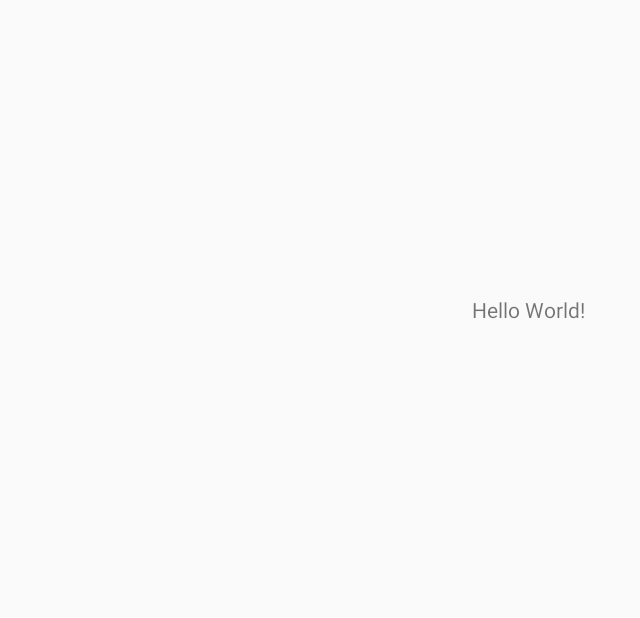
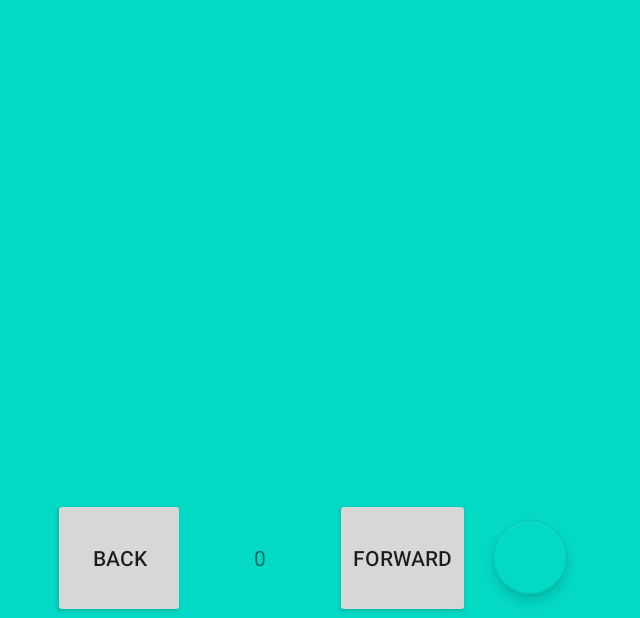
Before and after one commit to Porvil/Algoizer, an Android app: the screen it shows after launch (HomeActivity before the commit, MergeSortActivity after it), on a phone screen of 824 x 412 dp (held sideways). Before the commit the part shown is almost empty. Shown: the whole screen, without its empty margins (90-730 px from the left). Run offline under Robolectric (Android 15) with nearby library versions, the phone set to English and light mode, and no system bars.

Commit message:
Base Layout Added with DrawerLayout

```diff
--- a/app/build.gradle
+++ b/app/build.gradle
@@ -24,5 +24,10 @@ dependencies {
     implementation fileTree(dir: "libs", include: ["*.jar"])
     implementation 'androidx.appcompat:appcompat:1.2.0'
     implementation 'androidx.constraintlayout:constraintlayout:2.0.1'
+    implementation 'com.google.android.material:material:1.2.1'
+
+    implementation 'androidx.navigation:navigation-fragment:2.3.0'
+    implementation 'androidx.navigation:navigation-ui:2.3.0'
+    implementation 'androidx.lifecycle:lifecycle-extensions:2.2.0'
 
 }
--- a/app/src/main/AndroidManifest.xml
+++ b/app/src/main/AndroidManifest.xml
@@ -13,11 +13,11 @@
         <activity
             android:name=".algorithms.sorting.merge.MergeSortActivity"
             android:screenOrientation="sensorLandscape">
-            <!--            <intent-filter>-->
-            <!--                <action android:name="android.intent.action.MAIN" />-->
+                        <intent-filter>
+                            <action android:name="android.intent.action.MAIN" />
 
-            <!--                <category android:name="android.intent.category.LAUNCHER" />-->
-            <!--            </intent-filter>-->
+                            <category android:name="android.intent.category.LAUNCHER" />
+                        </intent-filter>
         </activity>
 
         <activity
@@ -33,10 +33,10 @@
             android:name=".runapp.HomeActivity"
             android:screenOrientation="sensorLandscape">
 
-            <intent-filter>
-                <action android:name="android.intent.action.MAIN" />
-                <category android:name="android.intent.category.LAUNCHER" />
-            </intent-filter>
+<!--            <intent-filter>-->
+<!--                <action android:name="android.intent.action.MAIN" />-->
+<!--                <category android:name="android.intent.category.LAUNCHER" />-->
+<!--            </intent-filter>-->
         </activity>
     </application>
 
--- a/app/src/main/java/com/iiitd/dsavisualizer/algorithms/sorting/merge/MergeSortActivity.java
+++ b/app/src/main/java/com/iiitd/dsavisualizer/algorithms/sorting/merge/MergeSortActivity.java
@@ -1,15 +1,146 @@
 package com.iiitd.dsavisualizer.algorithms.sorting.merge;
 
+import androidx.annotation.NonNull;
 import androidx.appcompat.app.AppCompatActivity;
+import androidx.drawerlayout.widget.DrawerLayout;
 
 import android.os.Bundle;
+import android.view.Gravity;
+import android.view.MotionEvent;
+import android.view.View;
+import android.view.ViewStub;
+import android.widget.Button;
+import android.widget.LinearLayout;
+import android.widget.SeekBar;
+import android.widget.TextView;
+
+import com.google.android.material.floatingactionbutton.FloatingActionButton;
 import com.iiitd.dsavisualizer.R;
 
+
 public class MergeSortActivity extends AppCompatActivity {
+
+    DrawerLayout dl_main;
+    View v_main;
+    ViewStub vs_main;
+    LinearLayout ll_menu;
+    LinearLayout ll_code;
+    Button btn_backward;
+    Button btn_forward;
+    TextView tv_seqno;
+    FloatingActionButton fab_menubutton;
+
+    SeekBar seekBar;
+
 
     @Override
     protected void onCreate(Bundle savedInstanceState) {
         super.onCreate(savedInstanceState);
-        setContentView(R.layout.activity_merge_sort);
+        setContentView(R.layout.layout_base);
+
+        seekBar = findViewById(R.id.seekBar);
+        dl_main = findViewById(R.id.dl_main);
+        vs_main = findViewById(R.id.vs_main);
+        vs_main.setLayoutResource(R.layout.activity_merge_sort);
+        v_main = vs_main.inflate();
+
+        ll_menu = v_main.findViewById(R.id.ll_menu);
+        ll_code = v_main.findViewById(R.id.ll_code);
+        btn_backward = v_main.findViewById(R.id.btn_backward);
+        btn_forward = v_main.findViewById(R.id.btn_forward);
+        tv_seqno = v_main.findViewById(R.id.tv_seqno);
+        fab_menubutton = v_main.findViewById(R.id.fab_menubutton);
+
+
+        btn_backward.setOnClickListener(new View.OnClickListener() {
+            @Override
+            public void onClick(View v) {
+                System.out.println("backward");
+            }
+        });
+
+        btn_forward.setOnClickListener(new View.OnClickListener() {
+            @Override
+            public void onClick(View v) {
+                System.out.println("forward");
+            }
+        });
+
+        fab_menubutton.setOnClickListener(new View.OnClickListener() {
+            @Override
+            public void onClick(View v) {
+                if(!dl_main.isOpen()) {
+                    dl_main.openDrawer(Gravity.RIGHT);
+                }
+            }
+        });
+
+        dl_main.addDrawerListener(new DrawerLayout.DrawerListener() {
+            @Override
+            public void onDrawerSlide(@NonNull View drawerView, float slideOffset){}
+
+            @Override
+            public void onDrawerOpened(@NonNull View drawerView){}
+
+            @Override
+            public void onDrawerClosed(@NonNull View drawerView){}
+
+            @Override
+            public void onDrawerStateChanged(int newState) {
+                if (newState == DrawerLayout.STATE_SETTLING) {
+                    if (!dl_main.isDrawerOpen(Gravity.RIGHT)) {
+                        // Drawer started opening
+                        fab_menubutton.setVisibility(View.INVISIBLE);
+                    } else {
+                        // Drawer started closing
+                        fab_menubutton.setVisibility(View.VISIBLE);
+                    }
+                }
+            }
+        });
+
+        seekBar.setOnTouchListener(new SeekBar.OnTouchListener() {
+            @Override
+            public boolean onTouch(View v, MotionEvent event) {
+                int action = event.getAction();
+                switch (action) {
+
+                    case MotionEvent.ACTION_DOWN:
+                        // Disallow Drawer to intercept touch events.
+                        // v.getParent().requestDisallowInterceptTouchEvent(true);
+                        dl_main.setDrawerLockMode(DrawerLayout.LOCK_MODE_LOCKED_OPEN);
+                        break;
+
+                    case MotionEvent.ACTION_UP:
+                    case MotionEvent.ACTION_CANCEL:
+                        // Allow Drawer to intercept touch events.
+                        // v.getParent().requestDisallowInterceptTouchEvent(false);
+                        dl_main.setDrawerLockMode(DrawerLayout.LOCK_MODE_UNDEFINED);
+                        break;
+                }
+
+                // Handle SeekBar touch events.
+                v.onTouchEvent(event);
+                return true;
+            }
+        });
+
+        seekBar.setOnSeekBarChangeListener(new SeekBar.OnSeekBarChangeListener() {
+            @Override
+            public void onProgressChanged(SeekBar seekBar, int progress, boolean fromUser) {
+                System.out.println(progress);
+            }
+
+            @Override
+            public void onStartTrackingTouch(SeekBar seekBar) {
+
+            }
+
+            @Override
+            public void onStopTrackingTouch(SeekBar seekBar) {
+
+            }
+        });
+
     }
 }
--- a/app/src/main/res/layout-land/activity_merge_sort.xml
+++ b/app/src/main/res/layout-land/activity_merge_sort.xml
@@ -1,10 +1,80 @@
 <?xml version="1.0" encoding="utf-8"?>
-<androidx.constraintlayout.widget.ConstraintLayout xmlns:android="http://schemas.android.com/apk/res/android"
+<LinearLayout xmlns:android="http://schemas.android.com/apk/res/android"
     xmlns:app="http://schemas.android.com/apk/res-auto"
     xmlns:tools="http://schemas.android.com/tools"
     android:layout_width="match_parent"
     android:layout_height="match_parent"
+    android:baselineAligned="false"
     tools:context=".algorithms.sorting.merge.MergeSortActivity"
     tools:ignore="MissingDefaultResource">
 
-</androidx.constraintlayout.widget.ConstraintLayout>
+    <androidx.constraintlayout.widget.ConstraintLayout
+        android:id="@+id/ll_maincontainer"
+        android:layout_width="0dp"
+        android:layout_height="match_parent"
+        android:layout_weight="2">
+
+        <LinearLayout
+            android:id="@+id/ll_anim"
+            android:layout_width="match_parent"
+            android:layout_height="0dp"
+            android:orientation="horizontal"
+            app:layout_constraintBottom_toTopOf="@+id/ll_animcontrols"
+            app:layout_constraintEnd_toEndOf="parent"
+            app:layout_constraintStart_toStartOf="parent"
+            app:layout_constraintTop_toTopOf="parent">
+
+        </LinearLayout>
+
+        <LinearLayout
+            android:id="@+id/ll_animcontrols"
+            android:layout_width="match_parent"
+            android:layout_height="80dp"
+            android:gravity="center"
+            android:orientation="horizontal"
+            app:layout_constraintBottom_toBottomOf="parent"
+            app:layout_constraintEnd_toEndOf="parent"
+            app:layout_constraintStart_toStartOf="parent"
+            app:layout_constraintTop_toBottomOf="@+id/ll_anim">
+
+            <Button
+                android:id="@+id/btn_backward"
+                android:layout_width="wrap_content"
+                android:layout_height="match_parent"
+                android:text="Back" />
+
+            <TextView
+                android:id="@+id/tv_seqno"
+                android:layout_width="100dp"
+                android:layout_height="match_parent"
+                android:gravity="center"
+                android:text="0" />
+
+            <Button
+                android:id="@+id/btn_forward"
+                android:layout_width="wrap_content"
+                android:layout_height="match_parent"
+                android:text="Forward" />
+
+            <com.google.android.material.floatingactionbutton.FloatingActionButton
+                android:id="@+id/fab_menubutton"
+                android:layout_width="100dp"
+                android:layout_height="wrap_content"
+                android:layout_gravity="end|bottom"
+                android:layout_margin="16dp" />
+        </LinearLayout>
+
+    </androidx.constraintlayout.widget.ConstraintLayout>
+
+    <LinearLayout
+        android:id="@+id/ll_code"
+        android:layout_width="0dp"
+        android:layout_height="match_parent"
+        android:layout_weight="1"
+        android:orientation="vertical">
+
+
+
+    </LinearLayout>
+
+</LinearLayout>
--- /dev/null
+++ b/app/src/main/res/layout-land/layout_base.xml
@@ -0,0 +1,53 @@
+<?xml version="1.0" encoding="utf-8"?>
+<androidx.drawerlayout.widget.DrawerLayout xmlns:android="http://schemas.android.com/apk/res/android"
+
+    xmlns:tools="http://schemas.android.com/tools"
+    android:id="@+id/dl_main"
+    android:layout_width="match_parent"
+    android:layout_height="match_parent"
+    android:layout_gravity="right"
+    android:background="@color/colorAccent"
+    android:fitsSystemWindows="true"
+    tools:ignore="MissingDefaultResource"
+    tools:openDrawer="start">
+
+    <ViewStub
+        android:id="@+id/vs_main"
+        android:layout_width="match_parent"
+        android:layout_height="match_parent"
+        android:orientation="horizontal"></ViewStub>
+
+    <LinearLayout
+        android:id="@+id/ll_menu"
+        android:layout_width="300dp"
+        android:layout_height="match_parent"
+        android:layout_gravity="right"
+        android:background="#00FFCC"
+        android:fitsSystemWindows="true"
+        android:orientation="vertical">
+
+        <SeekBar
+            android:id="@+id/seekBar"
+            style="@style/Widget.AppCompat.SeekBar.Discrete"
+            android:layout_width="match_parent"
+            android:layout_height="50dp"
+            android:layout_margin="10dp"
+            android:max="15"
+            android:progress="3" />
+
+        <TextView
+            android:id="@+id/textView4"
+            android:layout_width="match_parent"
+            android:layout_height="wrap_content"
+            android:text="TextView" />
+
+        <Button
+            android:id="@+id/btn_generate"
+            android:layout_width="match_parent"
+            android:layout_height="wrap_content"
+            android:text="Generate" />
+
+    </LinearLayout>
+
+
+</androidx.drawerlayout.widget.DrawerLayout>
```
